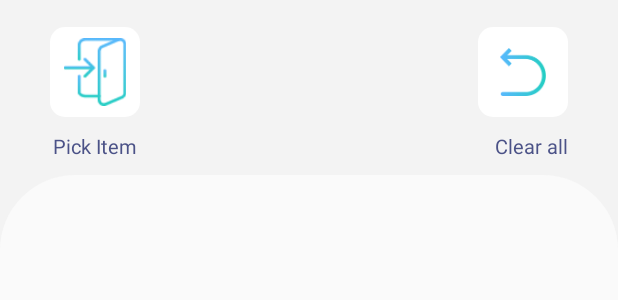
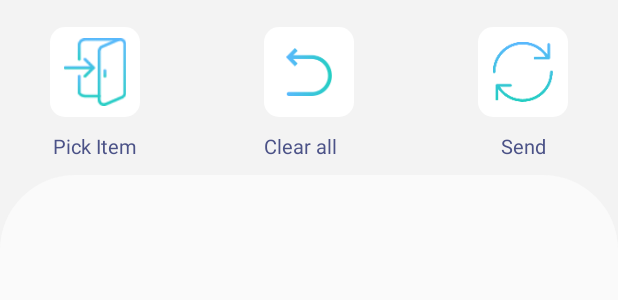
Before and after one commit to devaliakbar/Fabiz, an Android app: the layout activity_request_stock.xml on its own in the app's theme, with its tools: preview values and no code run, on a phone screen of 412 x 824 dp. Shown: the top 300 px of the screen. Run offline under Robolectric (Android 15) with nearby library versions, the phone set to English and light mode, and no system bars; network calls fail.

Commit message:
Request Item Fixed

```diff
--- a/app/src/main/java/com/officialakbarali/fabiz/network/VolleyRequest.java
+++ b/app/src/main/java/com/officialakbarali/fabiz/network/VolleyRequest.java
@@ -7,8 +7,8 @@ import com.android.volley.toolbox.StringRequest;
 import java.util.Map;
 
 public class VolleyRequest extends StringRequest {
-  // private static final String PRE_LOGIN_URL = "http://192.168.0.14/fabiz/";
-    private static final String PRE_LOGIN_URL = "http://efabiz.com/app/";
+   private static final String PRE_LOGIN_URL = "http://192.168.64.2/fabiz/";
+   // private static final String PRE_LOGIN_URL = "http://efabiz.com/app/";
     private Map<String, String> parameters;
 
     public VolleyRequest(String PASSED_URL, Map<String, String> passedParameters, Response.Listener<String> listener, Response.ErrorListener errorListener) {
--- a/app/src/main/res/layout/activity_request_stock.xml
+++ b/app/src/main/res/layout/activity_request_stock.xml
@@ -8,19 +8,20 @@
         tools:context=".requestStock.RequestStock">
 
 
-    <LinearLayout
+    <RelativeLayout
             android:layout_width="match_parent"
             android:layout_height="wrap_content"
             android:layout_marginBottom="10dp"
-            android:orientation="horizontal"
             android:paddingStart="33dp"
             android:paddingTop="18dp"
             android:paddingEnd="33dp">
+
 
         <LinearLayout
                 android:id="@+id/pick_cont"
                 android:layout_width="wrap_content"
                 android:layout_height="wrap_content"
+                android:layout_alignParentStart="true"
                 android:orientation="vertical">
 
             <ImageButton
@@ -46,9 +47,9 @@
 
         <LinearLayout
                 android:id="@+id/clear_cont"
-                android:layout_width="match_parent"
+                android:layout_width="wrap_content"
                 android:layout_height="wrap_content"
-                android:gravity="end"
+                android:layout_centerHorizontal="true"
                 android:orientation="vertical">
 
             <ImageButton
@@ -69,6 +70,36 @@
                     android:textColor="@color/text_color" />
 
         </LinearLayout>
+
+
+        <LinearLayout
+                android:id="@+id/send_cont"
+                android:layout_width="wrap_content"
+                android:layout_height="wrap_content"
+                android:layout_alignParentEnd="true"
+                android:orientation="vertical">
+
+            <ImageButton
+                    android:id="@+id/request_stock_send"
+                    android:layout_width="60dp"
+                    android:layout_height="60dp"
+                    android:background="@drawable/button_color_main_home_icon"
+                    android:padding="10dp"
+                    android:scaleType="fitCenter"
+                    android:src="@drawable/main_home_sync" />
+
+            <TextView
+                    style="@style/text_size_small"
+                    android:layout_width="match_parent"
+                    android:layout_height="0dp"
+                    android:layout_marginTop="10dp"
+                    android:layout_weight="1"
+                    android:gravity="center"
+                    android:text="Send"
+                    android:textColor="@color/text_color" />
+
+        </LinearLayout>
+
 
         <LinearLayout
                 android:id="@+id/print_cont"
@@ -124,7 +155,7 @@
 
         </LinearLayout>
 
-    </LinearLayout>
+    </RelativeLayout>
 
 
     <LinearLayout
--- a/app/src/main/res/xml/network_security_config.xml
+++ b/app/src/main/res/xml/network_security_config.xml
@@ -1,7 +1,7 @@
 <?xml version="1.0" encoding="utf-8"?>
 <network-security-config>
     <domain-config cleartextTrafficPermitted="true">
-        <domain includeSubdomains="true">192.168.0.14</domain>
+        <domain includeSubdomains="true">192.168.64.2</domain>
         <domain includeSubdomains="true">efabiz.com</domain>
     </domain-config>
 </network-security-config>
```
Also changed, not shown: app/src/main/java/com/officialakbarali/fabiz/requestStock/RequestStock.java (+95 -1 lines).
